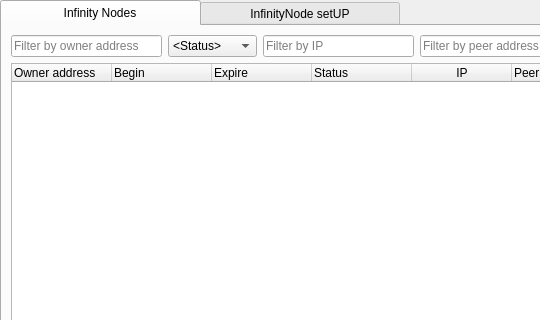
First picture: the form in src/qt/forms/masternodelist.ui, repository hardwarewise/SIN-core, before the edit; both pictures show x 0 to 540 and y 0 to 320 of the 1000 by 600 pixel window.
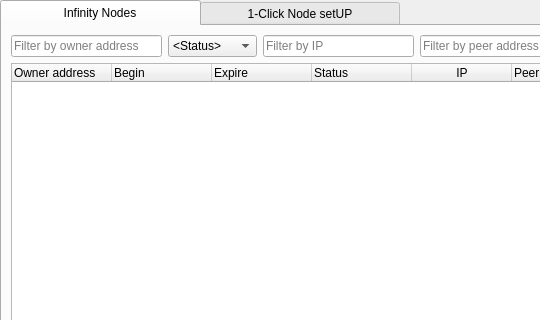
Second picture: the form after the edit. Icons and pictures are not drawn.

Commit message: Tab title changed

Patch:
```diff
--- a/src/qt/forms/masternodelist.ui
+++ b/src/qt/forms/masternodelist.ui
@@ -413,7 +413,7 @@
 </string>
         </property>
         <attribute name="title">
-         <string>InfinityNode setUP</string>
+         <string>1-Click Node setUP</string>
         </attribute>
         <layout class="QVBoxLayout" name="verticalLayout">
          <item>
```
